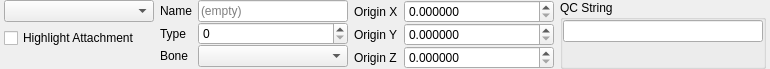
First picture: the form in src/hlam/plugins/halflife/studiomodel/ui/dockpanels/AttachmentsPanel.ui, repository SamVanheer/HalfLifeAssetManager, before the edit.
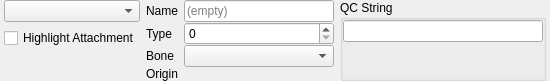
Second picture: the form after the edit. Custom widgets are drawn as their Qt base class.

Commit message: Use SimpleVector3Edit for attachments, hitboxes and bones

The edit to the form file:
```diff
--- a/src/hlam/plugins/halflife/studiomodel/ui/dockpanels/AttachmentsPanel.ui
+++ b/src/hlam/plugins/halflife/studiomodel/ui/dockpanels/AttachmentsPanel.ui
@@ -6,8 +6,8 @@
    <rect>
     <x>0</x>
     <y>0</y>
-    <width>760</width>
-    <height>62</height>
+    <width>535</width>
+    <height>75</height>
    </rect>
   </property>
   <property name="windowTitle">
@@ -50,7 +50,7 @@
        </property>
        <property name="minimumSize">
         <size>
-         <width>150</width>
+         <width>125</width>
          <height>0</height>
         </size>
        </property>
@@ -95,27 +95,18 @@
      <property name="verticalSpacing">
       <number>0</number>
      </property>
-     <item row="2" column="1">
-      <widget class="QComboBox" name="Bone">
-       <property name="sizePolicy">
-        <sizepolicy hsizetype="Preferred" vsizetype="Fixed">
-         <horstretch>0</horstretch>
-         <verstretch>0</verstretch>
-        </sizepolicy>
+     <item row="4" column="0" colspan="2">
+      <spacer name="verticalSpacer_2">
+       <property name="orientation">
+        <enum>Qt::Vertical</enum>
        </property>
-       <property name="minimumSize">
+       <property name="sizeHint" stdset="0">
         <size>
-         <width>150</width>
+         <width>20</width>
          <height>0</height>
         </size>
        </property>
-       <property name="maximumSize">
-        <size>
-         <width>16777215</width>
-         <height>16777215</height>
-        </size>
-       </property>
-      </widget>
+      </spacer>
      </item>
      <item row="1" column="0">
       <widget class="QLabel" name="label_2">
@@ -130,16 +121,25 @@
        </property>
       </widget>
      </item>
-     <item row="0" column="0">
-      <widget class="QLabel" name="label">
+     <item row="1" column="1">
+      <widget class="QSpinBox" name="Type">
        <property name="sizePolicy">
-        <sizepolicy hsizetype="Fixed" vsizetype="Preferred">
+        <sizepolicy hsizetype="Preferred" vsizetype="Fixed">
          <horstretch>0</horstretch>
          <verstretch>0</verstretch>
         </sizepolicy>
        </property>
-       <property name="text">
-        <string>Name</string>
+       <property name="minimumSize">
+        <size>
+         <width>150</width>
+         <height>0</height>
+        </size>
+       </property>
+       <property name="maximumSize">
+        <size>
+         <width>16777215</width>
+         <height>16777215</height>
+        </size>
        </property>
       </widget>
      </item>
@@ -168,28 +168,6 @@
        </property>
       </widget>
      </item>
-     <item row="1" column="1">
-      <widget class="QSpinBox" name="Type">
-       <property name="sizePolicy">
-        <sizepolicy hsizetype="Preferred" vsizetype="Fixed">
-         <horstretch>0</horstretch>
-         <verstretch>0</verstretch>
-        </sizepolicy>
-       </property>
-       <property name="minimumSize">
-        <size>
-         <width>150</width>
-         <height>0</height>
-        </size>
-       </property>
-       <property name="maximumSize">
-        <size>
-         <width>16777215</width>
-         <height>16777215</height>
-        </size>
-       </property>
-      </widget>
-     </item>
      <item row="2" column="0">
       <widget class="QLabel" name="label_3">
        <property name="sizePolicy">
@@ -203,28 +181,8 @@
        </property>
       </widget>
      </item>
-     <item row="3" column="0" colspan="2">
-      <spacer name="verticalSpacer_2">
-       <property name="orientation">
-        <enum>Qt::Vertical</enum>
-       </property>
-       <property name="sizeHint" stdset="0">
-        <size>
-         <width>20</width>
-         <height>0</height>
-        </size>
-       </property>
-      </spacer>
-     </item>
-    </layout>
-   </item>
-   <item>
-    <layout class="QGridLayout" name="gridLayout_2">
-     <property name="verticalSpacing">
-      <number>0</number>
-     </property>
      <item row="2" column="1">
-      <widget class="QDoubleSpinBox" name="OriginZ">
+      <widget class="QComboBox" name="Bone">
        <property name="sizePolicy">
         <sizepolicy hsizetype="Preferred" vsizetype="Fixed">
          <horstretch>0</horstretch>
@@ -242,39 +200,11 @@
          <width>16777215</width>
          <height>16777215</height>
         </size>
-       </property>
-       <property name="decimals">
-        <number>6</number>
-       </property>
-      </widget>
-     </item>
-     <item row="0" column="1">
-      <widget class="QDoubleSpinBox" name="OriginX">
-       <property name="sizePolicy">
-        <sizepolicy hsizetype="Preferred" vsizetype="Fixed">
-         <horstretch>0</horstretch>
-         <verstretch>0</verstretch>
-        </sizepolicy>
-       </property>
-       <property name="minimumSize">
-        <size>
-         <width>150</width>
-         <height>0</height>
-        </size>
-       </property>
-       <property name="maximumSize">
-        <size>
-         <width>16777215</width>
-         <height>16777215</height>
-        </size>
-       </property>
-       <property name="decimals">
-        <number>6</number>
        </property>
       </widget>
      </item>
      <item row="0" column="0">
-      <widget class="QLabel" name="label_4">
+      <widget class="QLabel" name="label">
        <property name="sizePolicy">
         <sizepolicy hsizetype="Fixed" vsizetype="Preferred">
          <horstretch>0</horstretch>
@@ -282,12 +212,12 @@
         </sizepolicy>
        </property>
        <property name="text">
-        <string>Origin X</string>
+        <string>Name</string>
        </property>
       </widget>
      </item>
-     <item row="2" column="0">
-      <widget class="QLabel" name="label_6">
+     <item row="3" column="0">
+      <widget class="QLabel" name="label_7">
        <property name="sizePolicy">
         <sizepolicy hsizetype="Fixed" vsizetype="Preferred">
          <horstretch>0</horstretch>
@@ -295,27 +225,14 @@
         </sizepolicy>
        </property>
        <property name="text">
-        <string>Origin Z</string>
+        <string>Origin</string>
        </property>
       </widget>
      </item>
-     <item row="1" column="0">
-      <widget class="QLabel" name="label_5">
+     <item row="3" column="1">
+      <widget class="qt::widgets::SimpleVector3Edit" name="Origin" native="true">
        <property name="sizePolicy">
         <sizepolicy hsizetype="Fixed" vsizetype="Preferred">
-         <horstretch>0</horstretch>
-         <verstretch>0</verstretch>
-        </sizepolicy>
-       </property>
-       <property name="text">
-        <string>Origin Y</string>
-       </property>
-      </widget>
-     </item>
-     <item row="1" column="1">
-      <widget class="QDoubleSpinBox" name="OriginY">
-       <property name="sizePolicy">
-        <sizepolicy hsizetype="Preferred" vsizetype="Fixed">
          <horstretch>0</horstretch>
          <verstretch>0</verstretch>
         </sizepolicy>
@@ -328,28 +245,12 @@
        </property>
        <property name="maximumSize">
         <size>
-         <width>16777215</width>
+         <width>150</width>
          <height>16777215</height>
         </size>
        </property>
-       <property name="decimals">
-        <number>6</number>
-       </property>
       </widget>
      </item>
-     <item row="3" column="0" colspan="2">
-      <spacer name="verticalSpacer_4">
-       <property name="orientation">
-        <enum>Qt::Vertical</enum>
-       </property>
-       <property name="sizeHint" stdset="0">
-        <size>
-         <width>20</width>
-         <height>0</height>
-        </size>
-       </property>
-      </spacer>
-     </item>
     </layout>
    </item>
    <item>
@@ -413,6 +314,14 @@
    </item>
   </layout>
  </widget>
+ <customwidgets>
+  <customwidget>
+   <class>qt::widgets::SimpleVector3Edit</class>
+   <extends>QWidget</extends>
+   <header>qt/widgets/SimpleVector3Edit.hpp</header>
+   <container>1</container>
+  </customwidget>
+ </customwidgets>
  <resources/>
  <connections/>
 </ui>
```
The commit also changes 5 other files.
